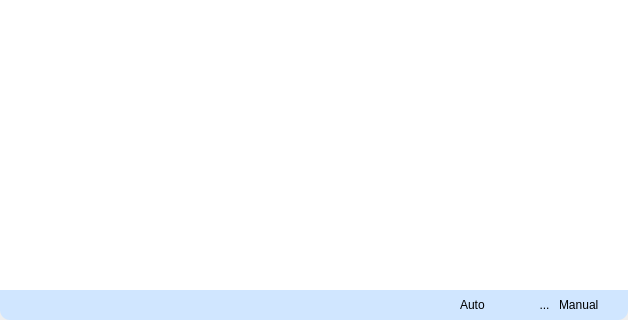
First picture: the form in checkattend.ui, repository LapNguyenn/CheckAttend, before the edit; both pictures show x 0 to 628 and y 146 to 466 of the 628 by 466 pixel window.
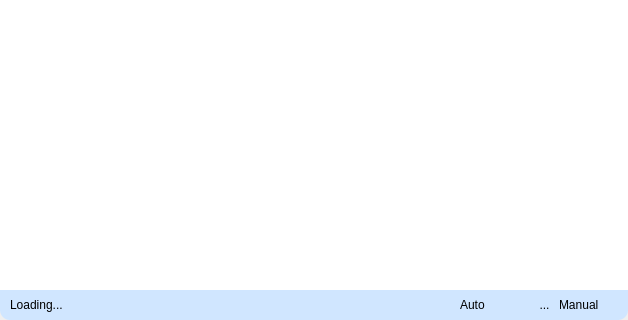
Second picture: the form after the edit. Icons and pictures are not drawn.

Commit message: Update add loading, update apiHandler

Patch:
```diff
--- a/checkattend.ui
+++ b/checkattend.ui
@@ -37,7 +37,7 @@
 }
 </string>
   </property>
-  <layout class="QVBoxLayout" name="verticalLayout">
+  <layout class="QVBoxLayout" name="verticalLayout" stretch="0,0,0">
    <property name="spacing">
     <number>0</number>
    </property>
@@ -54,70 +54,6 @@
     <number>0</number>
    </property>
    <item>
-    <widget class="QFrame" name="body">
-     <property name="sizePolicy">
-      <sizepolicy hsizetype="Preferred" vsizetype="Expanding">
-       <horstretch>0</horstretch>
-       <verstretch>0</verstretch>
-      </sizepolicy>
-     </property>
-     <property name="frameShape">
-      <enum>QFrame::StyledPanel</enum>
-     </property>
-     <property name="frameShadow">
-      <enum>QFrame::Raised</enum>
-     </property>
-     <layout class="QGridLayout" name="gridLayout">
-      <property name="leftMargin">
-       <number>0</number>
-      </property>
-      <property name="topMargin">
-       <number>0</number>
-      </property>
-      <property name="rightMargin">
-       <number>0</number>
-      </property>
-      <property name="bottomMargin">
-       <number>0</number>
-      </property>
-      <item row="1" column="0">
-       <widget class="QTableView" name="tb_student_list">
-        <property name="styleSheet">
-         <string notr="true">QTableView {
-    color: black;
-    gridline-color: black;
-    border-color: #ffafcc;
-    font: 1.2em;
-}
-QHeaderView::section {
-    background-color: #219ebc;
-    color: #000814;
-    height: 35%;
-    font: 1.5em;
-}
-
-QTableView::item:selected {
-    background-color: #bde0fe;
-	color: black;
-	border: 1px solid #023047;
-}s
-
-QScrollBar:vertical {
-    background: #bde0fe;
-}
- QScrollBar::handle:vertical {
-    background: #a2d2ff;
- }
-QScrollBar:horizontal {
-    background: #bde0fe;
-}
- QScrollBar::handle:horizontal {
-    background: #a2d2ff;
- }</string>
-        </property>
-       </widget>
-      </item>
-      <item row="0" column="0">
        <widget class="QFrame" name="header">
         <property name="minimumSize">
          <size>
@@ -305,6 +241,70 @@
         </layout>
        </widget>
       </item>
+   <item>
+    <widget class="QFrame" name="body">
+     <property name="sizePolicy">
+      <sizepolicy hsizetype="Preferred" vsizetype="Expanding">
+       <horstretch>0</horstretch>
+       <verstretch>0</verstretch>
+      </sizepolicy>
+     </property>
+     <property name="frameShape">
+      <enum>QFrame::StyledPanel</enum>
+     </property>
+     <property name="frameShadow">
+      <enum>QFrame::Raised</enum>
+     </property>
+     <layout class="QGridLayout" name="gridLayout">
+      <property name="leftMargin">
+       <number>0</number>
+      </property>
+      <property name="topMargin">
+       <number>0</number>
+      </property>
+      <property name="rightMargin">
+       <number>0</number>
+      </property>
+      <property name="bottomMargin">
+       <number>0</number>
+      </property>
+      <item row="1" column="0">
+       <widget class="QTableView" name="tb_student_list">
+        <property name="styleSheet">
+         <string notr="true">QTableView {
+    color: black;
+    gridline-color: black;
+    border-color: #ffafcc;
+    font: 1.2em;
+}
+QHeaderView::section {
+    background-color: #219ebc;
+    color: #000814;
+    height: 35%;
+    font: 1.5em;
+}
+
+QTableView::item:selected {
+    background-color: #bde0fe;
+	color: black;
+	border: 1px solid #023047;
+}s
+
+QScrollBar:vertical {
+    background: #bde0fe;
+}
+ QScrollBar::handle:vertical {
+    background: #a2d2ff;
+ }
+QScrollBar:horizontal {
+    background: #bde0fe;
+}
+ QScrollBar::handle:horizontal {
+    background: #a2d2ff;
+ }</string>
+        </property>
+       </widget>
+      </item>
      </layout>
     </widget>
    </item>
@@ -352,6 +352,36 @@
         <property name="frameShadow">
          <enum>QFrame::Raised</enum>
         </property>
+        <layout class="QHBoxLayout" name="horizontalLayout_5">
+         <property name="spacing">
+          <number>0</number>
+         </property>
+         <property name="leftMargin">
+          <number>10</number>
+         </property>
+         <property name="topMargin">
+          <number>0</number>
+         </property>
+         <property name="rightMargin">
+          <number>0</number>
+         </property>
+         <property name="bottomMargin">
+          <number>0</number>
+         </property>
+         <item>
+          <widget class="QLabel" name="l_loading">
+           <property name="sizePolicy">
+            <sizepolicy hsizetype="Preferred" vsizetype="Preferred">
+             <horstretch>0</horstretch>
+             <verstretch>0</verstretch>
+            </sizepolicy>
+           </property>
+           <property name="text">
+            <string>Loading...</string>
+           </property>
+          </widget>
+         </item>
+        </layout>
        </widget>
       </item>
       <item alignment="Qt::AlignRight">
```
Left out of the diff: 8 changed lines with no effect on the pictures. Lines whose indentation alone changed are shown as unchanged. The commit also changes 9 other files.
